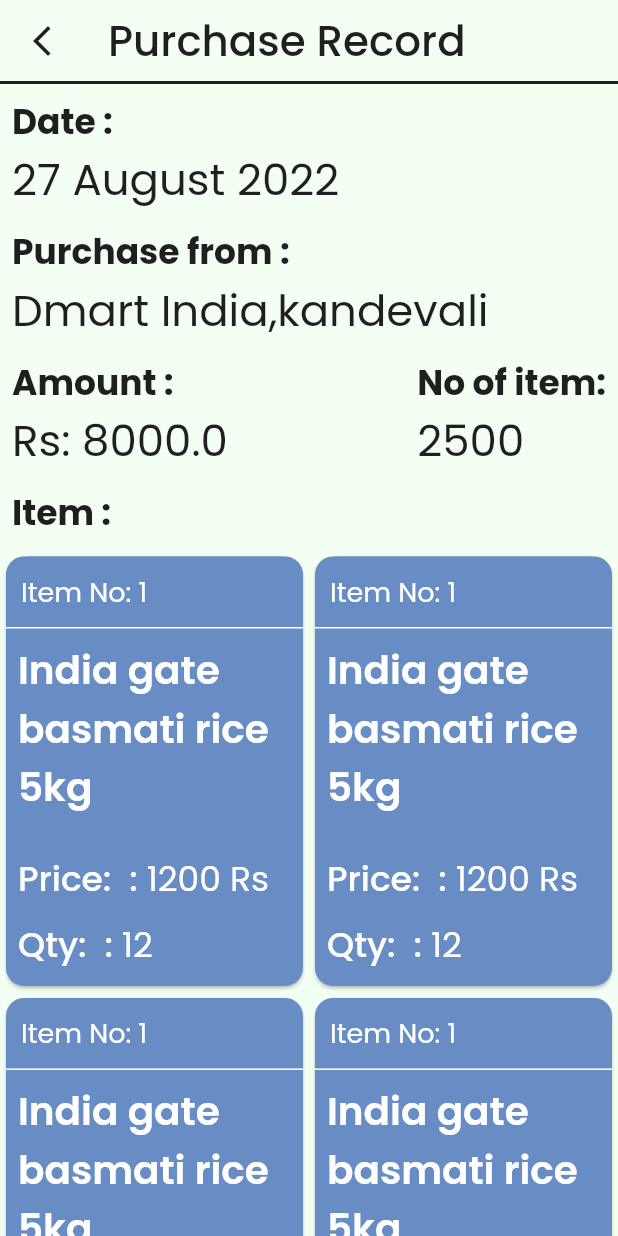
After one commit to Floran-Github/Home-Inventory, a Flutter app: the PurhcaseDetailPage screen opened by its route, on a phone screen of 412 x 824 dp. The commit adds this screen. Run offline on Flutter 3.47's test engine with Material 2 defaults, Android fonts, the phone set to English and light mode, and no system bars; our stand-ins replace google_fonts.

Commit message:
AutomaticKeepAliveClientMixin added to all screen

```diff
--- a/lib/constant/colors.dart
+++ b/lib/constant/colors.dart
@@ -9,4 +9,5 @@
   static const Color myInv = Color(0xff49B1D1);
   static const Color mediumgreen = Color(0xff40755D);
   static const Color purhcaseCardGreen = Color(0xff91C4AC);
+  static const Color purple = Color(0xff688DC5);
 }
--- a/lib/constant/routes.dart
+++ b/lib/constant/routes.dart
@@ -2,4 +2,5 @@
   static String splashRoute = "/splashscreen";
   static String basePageRoute = "/basePagescreen";
   static String homePageRoute = "/homepagescreen";
+  static String purhcaseDetailRoute = "/purchasedetailscreen";
 }
--- a/lib/main.dart
+++ b/lib/main.dart
@@ -5,6 +5,7 @@
 import 'package:home_inventory/screens/BasePage.dart';
 import 'package:home_inventory/screens/auth/SplashScreen.dart';
 import 'package:home_inventory/screens/inventory/InventoryList.dart';
+import 'package:home_inventory/screens/purchase/PurhcaseDetail.dart';
 
 void main() {
   runApp(const MyApp());
@@ -42,7 +43,8 @@
       routes: {
         Routes.splashRoute: (context) => const SplashScreen(),
         Routes.basePageRoute: (context) => const BasePage(),
-        Routes.homePageRoute: (context) => const InventoryListPage()
+        Routes.homePageRoute: (context) => const InventoryListPage(),
+        Routes.purhcaseDetailRoute: (context) => const PurhcaseDetailPage(),
       },
     );
   }
--- a/lib/screens/auth/SplashScreen.dart
+++ b/lib/screens/auth/SplashScreen.dart
@@ -17,14 +17,14 @@
    @override
   void initState() {
     super.initState();
-    Timer(Duration(milliseconds: 1500),
+    Timer(const Duration(milliseconds: 1500),
         () => Navigator.popAndPushNamed(context, Routes.basePageRoute));
   }
   @override
   Widget build(BuildContext context) {
-    return Scaffold(
+    return const Scaffold(
       body: Padding(
-        padding: const EdgeInsets.all(10),
+        padding: EdgeInsets.all(10),
         child: Center(child: Text("Home Inventory")),
       ),
     );
--- a/lib/screens/inventory/InventoryList.dart
+++ b/lib/screens/inventory/InventoryList.dart
@@ -13,10 +13,15 @@
   State<InventoryListPage> createState() => _InventoryListPageState();
 }
 
-class _InventoryListPageState extends State<InventoryListPage> {
+class _InventoryListPageState extends State<InventoryListPage>
+    with
+        AutomaticKeepAliveClientMixin<InventoryListPage>,
+        TickerProviderStateMixin {
   var tempinv = [0, 1, 1, 0, 0, 1, 1, 1, 1, 0];
   @override
   Widget build(BuildContext context) {
+    var isportait = MediaQuery.of(context).orientation == Orientation.portrait;
+
     return Scaffold(
       appBar: const CustomAppBar(),
       floatingActionButton: FloatingActionButton(
@@ -33,8 +38,8 @@
         child: CustomScrollView(slivers: [
           pageheader(context),
           SliverGrid(
-              gridDelegate: const SliverGridDelegateWithFixedCrossAxisCount(
-                  crossAxisCount: 2),
+              gridDelegate: SliverGridDelegateWithFixedCrossAxisCount(
+                  crossAxisCount: isportait ? 2 : 4),
               delegate: SliverChildBuilderDelegate(childCount: tempinv.length,
                   (BuildContext context, int index) {
                 return tempinv[index] == 1
@@ -61,4 +66,8 @@
       ),
     );
   }
+
+
+  @override
+  bool get wantKeepAlive => true;
 }
--- a/lib/screens/purchase/PurchasePage.dart
+++ b/lib/screens/purchase/PurchasePage.dart
@@ -12,7 +12,8 @@
   State<PurchasePage> createState() => _PurchasePageState();
 }
 
-class _PurchasePageState extends State<PurchasePage> {
+class _PurchasePageState extends State<PurchasePage>
+    with AutomaticKeepAliveClientMixin<PurchasePage>, TickerProviderStateMixin {
   @override
   Widget build(BuildContext context) {
     return Scaffold(
@@ -46,4 +47,7 @@
       )),
     );
   }
+
+  @override
+  bool get wantKeepAlive => true;
 }
--- /dev/null
+++ b/lib/screens/purchase/PurhcaseDetail.dart
@@ -0,0 +1,105 @@
+import 'package:flutter/material.dart';
+import 'package:flutter/src/foundation/key.dart';
+import 'package:flutter/src/widgets/framework.dart';
+import 'package:google_fonts/google_fonts.dart';
+import 'package:home_inventory/widget/PurchaseRecordItemCard.dart';
+import 'package:home_inventory/widget/nestedappbar.dart';
+
+class PurhcaseDetailPage extends StatefulWidget {
+  const PurhcaseDetailPage({Key? key}) : super(key: key);
+
+  @override
+  State<PurhcaseDetailPage> createState() => _PurhcaseDetailPageState();
+}
+
+class _PurhcaseDetailPageState extends State<PurhcaseDetailPage> {
+  @override
+  Widget build(BuildContext context) {
+    var isportait = MediaQuery.of(context).orientation == Orientation.portrait;
+    return Scaffold(
+      appBar: const NestedAppBar(title: "Purchase Record"),
+      body: CustomScrollView(
+        slivers: [
+          detail(
+              context, "27 August 2022", "Dmart India,kandevali", 8000.0, 2500),
+          SliverGrid(
+            gridDelegate: SliverGridDelegateWithFixedCrossAxisCount(
+                crossAxisCount: isportait ? 2 : 4, childAspectRatio: 0.7),
+            delegate:
+                SliverChildBuilderDelegate(childCount: 10, (context, index) {
+              return const PurchaseRecordItem();
+            }),
+          )
+        ],
+      ),
+    );
+  }
+
+  SliverToBoxAdapter detail(
+      BuildContext context, String date, String shopName, double amt, int qty) {
+    return SliverToBoxAdapter(
+      child: Padding(
+        padding: const EdgeInsets.all(8),
+        child: Column(
+          crossAxisAlignment: CrossAxisAlignment.start,
+          children: [
+            const Text(
+              "Date :",
+              style: TextStyle(fontWeight: FontWeight.w700, fontSize: 23),
+            ),
+            Text(
+              date,
+              style: const TextStyle(fontSize: 29),
+            ),
+            const SizedBox(
+              height: 10,
+            ),
+            const Text(
+              "Purchase from :",
+              style: TextStyle(fontWeight: FontWeight.w700, fontSize: 23),
+            ),
+            Text(
+              shopName,
+              style: const TextStyle(fontSize: 29),
+            ),
+            const SizedBox(
+              height: 10,
+            ),
+            Row(
+              mainAxisAlignment: MainAxisAlignment.spaceBetween,
+              children: [
+                Column(crossAxisAlignment: CrossAxisAlignment.start, children: [
+                  const Text(
+                    "Amount :",
+                    style: TextStyle(fontWeight: FontWeight.w700, fontSize: 23),
+                  ),
+                  Text(
+                    "Rs: $amt",
+                    style: const TextStyle(fontSize: 29),
+                  ),
+                ]),
+                Column(crossAxisAlignment: CrossAxisAlignment.start, children: [
+                  const Text(
+                    "No of item:",
+                    style: TextStyle(fontWeight: FontWeight.w700, fontSize: 23),
+                  ),
+                  Text(
+                    "$qty",
+                    style: const TextStyle(fontSize: 29),
+                  ),
+                ]),
+              ],
+            ),
+            const SizedBox(
+              height: 10,
+            ),
+            const Text(
+              "Item :",
+              style: TextStyle(fontWeight: FontWeight.w700, fontSize: 23),
+            ),
+          ],
+        ),
+      ),
+    );
+  }
+}
--- a/lib/widget/PurchaseRecordCard.dart
+++ b/lib/widget/PurchaseRecordCard.dart
@@ -3,6 +3,7 @@
 import 'package:flutter/src/widgets/framework.dart';
 import 'package:google_fonts/google_fonts.dart';
 import 'package:home_inventory/constant/colors.dart';
+import 'package:home_inventory/constant/routes.dart';
 
 class PurchaseRecordCard extends StatelessWidget {
   const PurchaseRecordCard(
@@ -21,6 +22,10 @@
   Widget build(BuildContext context) {
     return Card(
       color: AppColors.sharedInv,
+      child: MaterialButton(
+        padding: const EdgeInsets.all(0.0),
+        onPressed: () =>
+            Navigator.pushNamed(context, Routes.purhcaseDetailRoute),
         child: Container(
           decoration: BoxDecoration(
               borderRadius: BorderRadius.circular(15),
@@ -47,6 +52,7 @@
                 height: 10,
               )
             ],
+          ),
         ),
       ),
     );
--- /dev/null
+++ b/lib/widget/PurchaseRecordItemCard.dart
@@ -0,0 +1,65 @@
+import 'package:flutter/material.dart';
+import 'package:flutter/src/foundation/key.dart';
+import 'package:flutter/src/widgets/framework.dart';
+import 'package:google_fonts/google_fonts.dart';
+import 'package:home_inventory/constant/colors.dart';
+
+class PurchaseRecordItem extends StatelessWidget {
+  const PurchaseRecordItem({Key? key}) : super(key: key);
+
+  @override
+  Widget build(BuildContext context) {
+    return Card(
+        color: AppColors.purple,
+        child: Container(
+          decoration: BoxDecoration(
+              borderRadius: BorderRadius.circular(15), color: AppColors.purple),
+          child:
+              Column(crossAxisAlignment: CrossAxisAlignment.start, children: [
+            Container(
+              padding: const EdgeInsets.all(10),
+              width: double.infinity,
+              decoration: const BoxDecoration(
+                border: Border(
+                    bottom: BorderSide(width: 1, color: AppColors.white)),
+              ),
+              child: const Text(
+                "Item No: 1",
+                style: TextStyle(color: AppColors.white, fontSize: 18),
+              ),
+            ),
+            const Padding(
+              padding:
+                  const EdgeInsets.only(bottom: 20, left: 8, right: 8, top: 8),
+              child: Text(
+                "India gate basmati rice 5kg",
+                style: TextStyle(
+                    color: AppColors.white,
+                    fontSize: 26,
+                    fontWeight: FontWeight.w600),
+              ),
+            ),
+            purchaseCardRow("Price: ", "1200 Rs"),
+            purchaseCardRow("Qty: ", 12),
+          ]),
+        ));
+  }
+
+  Padding purchaseCardRow(String label, data) {
+    return Padding(
+      padding: const EdgeInsets.symmetric(vertical: 5.0, horizontal: 8),
+      child: RichText(
+          text: TextSpan(children: <TextSpan>[
+        TextSpan(
+            text: "$label : ",
+            style: GoogleFonts.poppins(
+                fontWeight: FontWeight.w500,
+                color: Colors.white,
+                fontSize: 23)),
+        TextSpan(
+            text: "$data",
+            style: GoogleFonts.poppins(color: Colors.white, fontSize: 23)),
+      ])),
+    );
+  }
+}
--- /dev/null
+++ b/lib/widget/nestedappbar.dart
@@ -0,0 +1,38 @@
+import 'package:flutter/cupertino.dart';
+import 'package:flutter/material.dart';
+import 'package:flutter/src/foundation/key.dart';
+import 'package:flutter/src/widgets/framework.dart';
+
+import '../constant/colors.dart';
+
+class NestedAppBar extends StatelessWidget with PreferredSizeWidget {
+  const NestedAppBar({Key? key, required this.title}) : super(key: key);
+  final String title;
+
+  @override
+  Widget build(BuildContext context) {
+    return AppBar(
+      elevation: 0,
+      // backgroundColor: AppColors.white,
+      leading: IconButton(
+        onPressed: () => {Navigator.pop(context)},
+        icon: Icon(Icons.arrow_back_ios_new,
+            color: Theme.of(context).textTheme.bodyText1?.color),
+      ),
+      title: Text(
+        title,
+        style: TextStyle(
+            fontSize: 28, color: Theme.of(context).textTheme.bodyText1?.color),
+      ),
+      bottom: PreferredSize(
+          preferredSize: const Size.fromHeight(4.0),
+          child: Container(
+            color: Theme.of(context).textTheme.bodyText1?.color,
+            height: 2.0,
+          )),
+    );
+  }
+
+  @override
+  Size get preferredSize => const Size.fromHeight(kToolbarHeight);
+}
```
Lines whose indentation alone changed are shown as unchanged.
